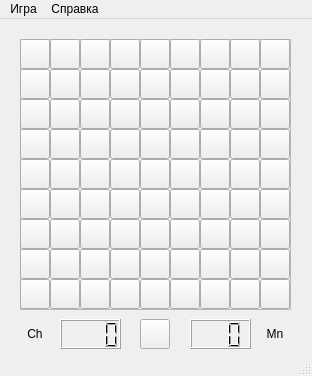
Ensin1031/QtMineSweeper, file _qt/_qt_designer/_main_window.ui: the form before one commit.
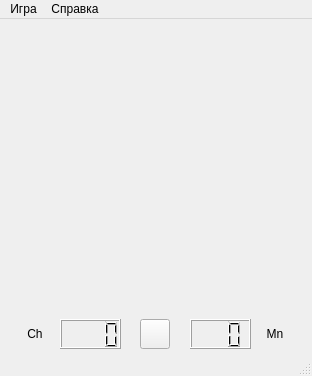
The form after the commit.

```diff
--- a/_qt/_qt_designer/_main_window.ui
+++ b/_qt/_qt_designer/_main_window.ui
@@ -14,1081 +14,28 @@
    <string>MainWindow</string>
   </property>
   <widget class="QWidget" name="centralwidget">
-   <widget class="QFrame" name="frameMainGame">
-    <property name="geometry">
-     <rect>
-      <x>20</x>
-      <y>20</y>
-      <width>271</width>
-      <height>271</height>
-     </rect>
-    </property>
-    <property name="frameShape">
-     <enum>QFrame::StyledPanel</enum>
-    </property>
-    <property name="frameShadow">
-     <enum>QFrame::Sunken</enum>
-    </property>
-    <property name="lineWidth">
-     <number>1</number>
-    </property>
-    <property name="midLineWidth">
-     <number>0</number>
-    </property>
-    <widget class="QPushButton" name="pushButton_001">
-     <property name="geometry">
-      <rect>
-       <x>0</x>
-       <y>0</y>
-       <width>30</width>
-       <height>30</height>
-      </rect>
-     </property>
-     <property name="text">
-      <string/>
-     </property>
-    </widget>
-    <widget class="QPushButton" name="pushButton_002">
-     <property name="geometry">
-      <rect>
-       <x>0</x>
-       <y>30</y>
-       <width>30</width>
-       <height>30</height>
-      </rect>
-     </property>
-     <property name="text">
-      <string/>
-     </property>
-    </widget>
-    <widget class="QPushButton" name="pushButton_003">
-     <property name="geometry">
-      <rect>
-       <x>0</x>
-       <y>60</y>
-       <width>30</width>
-       <height>30</height>
-      </rect>
-     </property>
-     <property name="text">
-      <string/>
-     </property>
-    </widget>
-    <widget class="QPushButton" name="pushButton_004">
-     <property name="geometry">
-      <rect>
-       <x>0</x>
-       <y>90</y>
-       <width>30</width>
-       <height>30</height>
-      </rect>
-     </property>
-     <property name="text">
-      <string/>
-     </property>
-    </widget>
-    <widget class="QPushButton" name="pushButton_005">
-     <property name="geometry">
-      <rect>
-       <x>0</x>
-       <y>120</y>
-       <width>30</width>
-       <height>30</height>
-      </rect>
-     </property>
-     <property name="text">
-      <string/>
-     </property>
-    </widget>
-    <widget class="QPushButton" name="pushButton_006">
-     <property name="geometry">
-      <rect>
-       <x>0</x>
-       <y>150</y>
-       <width>30</width>
-       <height>30</height>
-      </rect>
-     </property>
-     <property name="text">
-      <string/>
-     </property>
-    </widget>
-    <widget class="QPushButton" name="pushButton_007">
-     <property name="geometry">
-      <rect>
-       <x>0</x>
-       <y>180</y>
-       <width>30</width>
-       <height>30</height>
-      </rect>
-     </property>
-     <property name="text">
-      <string/>
-     </property>
-    </widget>
-    <widget class="QPushButton" name="pushButton_008">
-     <property name="geometry">
-      <rect>
-       <x>0</x>
-       <y>210</y>
-       <width>30</width>
-       <height>30</height>
-      </rect>
-     </property>
-     <property name="text">
-      <string/>
-     </property>
-    </widget>
-    <widget class="QPushButton" name="pushButton_009">
-     <property name="geometry">
-      <rect>
-       <x>0</x>
-       <y>240</y>
-       <width>30</width>
-       <height>30</height>
-      </rect>
-     </property>
-     <property name="text">
-      <string/>
-     </property>
-    </widget>
-    <widget class="QPushButton" name="pushButton_010">
-     <property name="geometry">
-      <rect>
-       <x>30</x>
-       <y>0</y>
-       <width>30</width>
-       <height>30</height>
-      </rect>
-     </property>
-     <property name="text">
-      <string/>
-     </property>
-    </widget>
-    <widget class="QPushButton" name="pushButton_011">
-     <property name="geometry">
-      <rect>
-       <x>30</x>
-       <y>30</y>
-       <width>30</width>
-       <height>30</height>
-      </rect>
-     </property>
-     <property name="text">
-      <string/>
-     </property>
-    </widget>
-    <widget class="QPushButton" name="pushButton_012">
-     <property name="geometry">
-      <rect>
-       <x>30</x>
-       <y>60</y>
-       <width>30</width>
-       <height>30</height>
-      </rect>
-     </property>
-     <property name="text">
-      <string/>
-     </property>
-    </widget>
-    <widget class="QPushButton" name="pushButton_013">
-     <property name="geometry">
-      <rect>
-       <x>30</x>
-       <y>90</y>
-       <width>30</width>
-       <height>30</height>
-      </rect>
-     </property>
-     <property name="text">
-      <string/>
-     </property>
-    </widget>
-    <widget class="QPushButton" name="pushButton_014">
-     <property name="geometry">
-      <rect>
-       <x>30</x>
-       <y>120</y>
-       <width>30</width>
-       <height>30</height>
-      </rect>
-     </property>
-     <property name="text">
-      <string/>
-     </property>
-    </widget>
-    <widget class="QPushButton" name="pushButton_015">
-     <property name="geometry">
-      <rect>
-       <x>30</x>
-       <y>150</y>
-       <width>30</width>
-       <height>30</height>
-      </rect>
-     </property>
-     <property name="text">
-      <string/>
-     </property>
-    </widget>
-    <widget class="QPushButton" name="pushButton_016">
-     <property name="geometry">
-      <rect>
-       <x>30</x>
-       <y>180</y>
-       <width>30</width>
-       <height>30</height>
-      </rect>
-     </property>
-     <property name="text">
-      <string/>
-     </property>
-    </widget>
-    <widget class="QPushButton" name="pushButton_017">
-     <property name="geometry">
-      <rect>
-       <x>30</x>
-       <y>210</y>
-       <width>30</width>
-       <height>30</height>
-      </rect>
-     </property>
-     <property name="text">
-      <string/>
-     </property>
-    </widget>
-    <widget class="QPushButton" name="pushButton_018">
-     <property name="geometry">
-      <rect>
-       <x>30</x>
-       <y>240</y>
-       <width>30</width>
-       <height>30</height>
-      </rect>
-     </property>
-     <property name="text">
-      <string/>
-     </property>
-    </widget>
-    <widget class="QPushButton" name="pushButton_019">
-     <property name="geometry">
-      <rect>
-       <x>60</x>
-       <y>0</y>
-       <width>30</width>
-       <height>30</height>
-      </rect>
-     </property>
-     <property name="text">
-      <string/>
-     </property>
-    </widget>
-    <widget class="QPushButton" name="pushButton_020">
-     <property name="geometry">
-      <rect>
-       <x>60</x>
-       <y>30</y>
-       <width>30</width>
-       <height>30</height>
-      </rect>
-     </property>
-     <property name="text">
-      <string/>
-     </property>
-    </widget>
-    <widget class="QPushButton" name="pushButton_021">
-     <property name="geometry">
-      <rect>
-       <x>60</x>
-       <y>60</y>
-       <width>30</width>
-       <height>30</height>
-      </rect>
-     </property>
-     <property name="text">
-      <string/>
-     </property>
-    </widget>
-    <widget class="QPushButton" name="pushButton_022">
-     <property name="geometry">
-      <rect>
-       <x>60</x>
-       <y>90</y>
-       <width>30</width>
-       <height>30</height>
-      </rect>
-     </property>
-     <property name="text">
-      <string/>
-     </property>
-    </widget>
-    <widget class="QPushButton" name="pushButton_023">
-     <property name="geometry">
-      <rect>
-       <x>60</x>
-       <y>120</y>
-       <width>30</width>
-       <height>30</height>
-      </rect>
-     </property>
-     <property name="text">
-      <string/>
-     </property>
-    </widget>
-    <widget class="QPushButton" name="pushButton_024">
-     <property name="geometry">
-      <rect>
-       <x>60</x>
-       <y>150</y>
-       <width>30</width>
-       <height>30</height>
-      </rect>
-     </property>
-     <property name="text">
-      <string/>
-     </property>
-    </widget>
-    <widget class="QPushButton" name="pushButton_025">
-     <property name="geometry">
-      <rect>
-       <x>60</x>
-       <y>180</y>
-       <width>30</width>
-       <height>30</height>
-      </rect>
-     </property>
-     <property name="text">
-      <string/>
-     </property>
-    </widget>
-    <widget class="QPushButton" name="pushButton_026">
-     <property name="geometry">
-      <rect>
-       <x>60</x>
-       <y>210</y>
-       <width>30</width>
-       <height>30</height>
-      </rect>
-     </property>
-     <property name="text">
-      <string/>
-     </property>
-    </widget>
-    <widget class="QPushButton" name="pushButton_027">
-     <property name="geometry">
-      <rect>
-       <x>60</x>
-       <y>240</y>
-       <width>30</width>
-       <height>30</height>
-      </rect>
-     </property>
-     <property name="text">
-      <string/>
-     </property>
-    </widget>
-    <widget class="QPushButton" name="pushButton_028">
-     <property name="geometry">
-      <rect>
-       <x>90</x>
-       <y>0</y>
-       <width>30</width>
-       <height>30</height>
-      </rect>
-     </property>
-     <property name="text">
-      <string/>
-     </property>
-    </widget>
-    <widget class="QPushButton" name="pushButton_029">
-     <property name="geometry">
-      <rect>
-       <x>90</x>
-       <y>30</y>
-       <width>30</width>
-       <height>30</height>
-      </rect>
-     </property>
-     <property name="text">
-      <string/>
-     </property>
-    </widget>
-    <widget class="QPushButton" name="pushButton_030">
-     <property name="geometry">
-      <rect>
-       <x>90</x>
-       <y>60</y>
-       <width>30</width>
-       <height>30</height>
-      </rect>
-     </property>
-     <property name="text">
-      <string/>
-     </property>
-    </widget>
-    <widget class="QPushButton" name="pushButton_031">
-     <property name="geometry">
-      <rect>
-       <x>90</x>
-       <y>90</y>
-       <width>30</width>
-       <height>30</height>
-      </rect>
-     </property>
-     <property name="text">
-      <string/>
-     </property>
-    </widget>
-    <widget class="QPushButton" name="pushButton_032">
-     <property name="geometry">
-      <rect>
-       <x>90</x>
-       <y>120</y>
-       <width>30</width>
-       <height>30</height>
-      </rect>
-     </property>
-     <property name="text">
-      <string/>
-     </property>
-    </widget>
-    <widget class="QPushButton" name="pushButton_033">
-     <property name="geometry">
-      <rect>
-       <x>90</x>
-       <y>150</y>
-       <width>30</width>
-       <height>30</height>
-      </rect>
-     </property>
-     <property name="text">
-      <string/>
-     </property>
-    </widget>
-    <widget class="QPushButton" name="pushButton_034">
-     <property name="geometry">
-      <rect>
-       <x>90</x>
-       <y>180</y>
-       <width>30</width>
-       <height>30</height>
-      </rect>
-     </property>
-     <property name="text">
-      <string/>
-     </property>
-    </widget>
-    <widget class="QPushButton" name="pushButton_035">
-     <property name="geometry">
-      <rect>
-       <x>90</x>
-       <y>210</y>
-       <width>30</width>
-       <height>30</height>
-      </rect>
-     </property>
-     <property name="text">
-      <string/>
-     </property>
-    </widget>
-    <widget class="QPushButton" name="pushButton_036">
-     <property name="geometry">
-      <rect>
-       <x>90</x>
-       <y>240</y>
-       <width>30</width>
-       <height>30</height>
-      </rect>
-     </property>
-     <property name="text">
-      <string/>
-     </property>
-    </widget>
-    <widget class="QPushButton" name="pushButton_037">
-     <property name="geometry">
-      <rect>
-       <x>120</x>
-       <y>0</y>
-       <width>30</width>
-       <height>30</height>
-      </rect>
-     </property>
-     <property name="text">
-      <string/>
-     </property>
-    </widget>
-    <widget class="QPushButton" name="pushButton_038">
-     <property name="geometry">
-      <rect>
-       <x>120</x>
-       <y>30</y>
-       <width>30</width>
-       <height>30</height>
-      </rect>
-     </property>
-     <property name="text">
-      <string/>
-     </property>
-    </widget>
-    <widget class="QPushButton" name="pushButton_039">
-     <property name="geometry">
-      <rect>
-       <x>120</x>
-       <y>60</y>
-       <width>30</width>
-       <height>30</height>
-      </rect>
-     </property>
-     <property name="text">
-      <string/>
-     </property>
-    </widget>
-    <widget class="QPushButton" name="pushButton_040">
-     <property name="geometry">
-      <rect>
-       <x>120</x>
-       <y>90</y>
-       <width>30</width>
-       <height>30</height>
-      </rect>
-     </property>
-     <property name="text">
-      <string/>
-     </property>
-    </widget>
-    <widget class="QPushButton" name="pushButton_041">
-     <property name="geometry">
-      <rect>
-       <x>120</x>
-       <y>120</y>
-       <width>30</width>
-       <height>30</height>
-      </rect>
-     </property>
-     <property name="text">
-      <string/>
-     </property>
-    </widget>
-    <widget class="QPushButton" name="pushButton_042">
-     <property name="geometry">
-      <rect>
-       <x>120</x>
-       <y>150</y>
-       <width>30</width>
-       <height>30</height>
-      </rect>
-     </property>
-     <property name="text">
-      <string/>
-     </property>
-    </widget>
-    <widget class="QPushButton" name="pushButton_043">
-     <property name="geometry">
-      <rect>
-       <x>120</x>
-       <y>180</y>
-       <width>30</width>
-       <height>30</height>
-      </rect>
-     </property>
-     <property name="text">
-      <string/>
-     </property>
-    </widget>
-    <widget class="QPushButton" name="pushButton_044">
-     <property name="geometry">
-      <rect>
-       <x>120</x>
-       <y>210</y>
-       <width>30</width>
-       <height>30</height>
-      </rect>
-     </property>
-     <property name="text">
-      <string/>
-     </property>
-    </widget>
-    <widget class="QPushButton" name="pushButton_045">
-     <property name="geometry">
-      <rect>
-       <x>120</x>
-       <y>240</y>
-       <width>30</width>
-       <height>30</height>
-      </rect>
-     </property>
-     <property name="text">
-      <string/>
-     </property>
-    </widget>
-    <widget class="QPushButton" name="pushButton_046">
-     <property name="geometry">
-      <rect>
-       <x>150</x>
-       <y>0</y>
-       <width>30</width>
-       <height>30</height>
-      </rect>
-     </property>
-     <property name="text">
-      <string/>
-     </property>
-    </widget>
-    <widget class="QPushButton" name="pushButton_047">
-     <property name="geometry">
-      <rect>
-       <x>150</x>
-       <y>30</y>
-       <width>30</width>
-       <height>30</height>
-      </rect>
-     </property>
-     <property name="text">
-      <string/>
-     </property>
-    </widget>
-    <widget class="QPushButton" name="pushButton_048">
-     <property name="geometry">
-      <rect>
-       <x>150</x>
-       <y>60</y>
-       <width>30</width>
-       <height>30</height>
-      </rect>
-     </property>
-     <property name="text">
-      <string/>
-     </property>
-    </widget>
-    <widget class="QPushButton" name="pushButton_049">
-     <property name="geometry">
-      <rect>
-       <x>150</x>
-       <y>90</y>
-       <width>30</width>
-       <height>30</height>
-      </rect>
-     </property>
-     <property name="text">
-      <string/>
-     </property>
-    </widget>
-    <widget class="QPushButton" name="pushButton_050">
-     <property name="geometry">
-      <rect>
-       <x>150</x>
-       <y>120</y>
-       <width>30</width>
-       <height>30</height>
-      </rect>
-     </property>
-     <property name="text">
-      <string/>
-     </property>
-    </widget>
-    <widget class="QPushButton" name="pushButton_051">
-     <property name="geometry">
-      <rect>
-       <x>150</x>
-       <y>150</y>
-       <width>30</width>
-       <height>30</height>
-      </rect>
-     </property>
-     <property name="text">
-      <string/>
-     </property>
-    </widget>
-    <widget class="QPushButton" name="pushButton_052">
-     <property name="geometry">
-      <rect>
-       <x>150</x>
-       <y>180</y>
-       <width>30</width>
-       <height>30</height>
-      </rect>
-     </property>
-     <property name="text">
-      <string/>
-     </property>
-    </widget>
-    <widget class="QPushButton" name="pushButton_053">
-     <property name="geometry">
-      <rect>
-       <x>150</x>
-       <y>210</y>
-       <width>30</width>
-       <height>30</height>
-      </rect>
-     </property>
-     <property name="text">
-      <string/>
-     </property>
-    </widget>
-    <widget class="QPushButton" name="pushButton_054">
-     <property name="geometry">
-      <rect>
-       <x>150</x>
-       <y>240</y>
-       <width>30</width>
-       <height>30</height>
-      </rect>
-     </property>
-     <property name="text">
-      <string/>
-     </property>
-    </widget>
-    <widget class="QPushButton" name="pushButton_055">
-     <property name="geometry">
-      <rect>
-       <x>180</x>
-       <y>0</y>
-       <width>30</width>
-       <height>30</height>
-      </rect>
-     </property>
-     <property name="text">
-      <string/>
-     </property>
-    </widget>
-    <widget class="QPushButton" name="pushButton_056">
-     <property name="geometry">
-      <rect>
-       <x>180</x>
-       <y>30</y>
-       <width>30</width>
-       <height>30</height>
-      </rect>
-     </property>
-     <property name="text">
-      <string/>
-     </property>
-    </widget>
-    <widget class="QPushButton" name="pushButton_057">
-     <property name="geometry">
-      <rect>
-       <x>180</x>
-       <y>60</y>
-       <width>30</width>
-       <height>30</height>
-      </rect>
-     </property>
-     <property name="text">
-      <string/>
-     </property>
-    </widget>
-    <widget class="QPushButton" name="pushButton_058">
-     <property name="geometry">
-      <rect>
-       <x>180</x>
-       <y>90</y>
-       <width>30</width>
-       <height>30</height>
-      </rect>
-     </property>
-     <property name="text">
-      <string/>
-     </property>
-    </widget>
-    <widget class="QPushButton" name="pushButton_059">
-     <property name="geometry">
-      <rect>
-       <x>180</x>
-       <y>120</y>
-       <width>30</width>
-       <height>30</height>
-      </rect>
-     </property>
-     <property name="text">
-      <string/>
-     </property>
-    </widget>
-    <widget class="QPushButton" name="pushButton_060">
-     <property name="geometry">
-      <rect>
-       <x>180</x>
-       <y>150</y>
-       <width>30</width>
-       <height>30</height>
-      </rect>
-     </property>
-     <property name="text">
-      <string/>
-     </property>
-    </widget>
-    <widget class="QPushButton" name="pushButton_061">
-     <property name="geometry">
-      <rect>
-       <x>180</x>
-       <y>180</y>
-       <width>30</width>
-       <height>30</height>
-      </rect>
-     </property>
-     <property name="text">
-      <string/>
-     </property>
-    </widget>
-    <widget class="QPushButton" name="pushButton_062">
-     <property name="geometry">
-      <rect>
-       <x>180</x>
-       <y>210</y>
-       <width>30</width>
-       <height>30</height>
-      </rect>
-     </property>
-     <property name="text">
-      <string/>
-     </property>
-    </widget>
-    <widget class="QPushButton" name="pushButton_063">
-     <property name="geometry">
-      <rect>
-       <x>180</x>
-       <y>240</y>
-       <width>30</width>
-       <height>30</height>
-      </rect>
-     </property>
-     <property name="text">
-      <string/>
-     </property>
-    </widget>
-    <widget class="QPushButton" name="pushButton_064">
-     <property name="geometry">
-      <rect>
-       <x>210</x>
-       <y>0</y>
-       <width>30</width>
-       <height>30</height>
-      </rect>
-     </property>
-     <property name="text">
-      <string/>
-     </property>
-    </widget>
-    <widget class="QPushButton" name="pushButton_065">
-     <property name="geometry">
-      <rect>
-       <x>210</x>
-       <y>30</y>
-       <width>30</width>
-       <height>30</height>
-      </rect>
-     </property>
-     <property name="text">
-      <string/>
-     </property>
-    </widget>
-    <widget class="QPushButton" name="pushButton_066">
-     <property name="geometry">
-      <rect>
-       <x>210</x>
-       <y>60</y>
-       <width>30</width>
-       <height>30</height>
-      </rect>
-     </property>
-     <property name="text">
-      <string/>
-     </property>
-    </widget>
-    <widget class="QPushButton" name="pushButton_067">
-     <property name="geometry">
-      <rect>
-       <x>210</x>
-       <y>90</y>
-       <width>30</width>
-       <height>30</height>
-      </rect>
-     </property>
-     <property name="text">
-      <string/>
-     </property>
-    </widget>
-    <widget class="QPushButton" name="pushButton_068">
-     <property name="geometry">
-      <rect>
-       <x>210</x>
-       <y>120</y>
-       <width>30</width>
-       <height>30</height>
-      </rect>
-     </property>
-     <property name="text">
-      <string/>
-     </property>
-    </widget>
-    <widget class="QPushButton" name="pushButton_069">
-     <property name="geometry">
-      <rect>
-       <x>210</x>
-       <y>150</y>
-       <width>30</width>
-       <height>30</height>
-      </rect>
-     </property>
-     <property name="text">
-      <string/>
-     </property>
-    </widget>
-    <widget class="QPushButton" name="pushButton_070">
-     <property name="geometry">
-      <rect>
-       <x>210</x>
-       <y>180</y>
-       <width>30</width>
-       <height>30</height>
-      </rect>
-     </property>
-     <property name="text">
-      <string/>
-     </property>
-    </widget>
-    <widget class="QPushButton" name="pushButton_071">
-     <property name="geometry">
-      <rect>
-       <x>210</x>
-       <y>210</y>
-       <width>30</width>
-       <height>30</height>
-      </rect>
-     </property>
-     <property name="text">
-      <string/>
-     </property>
-    </widget>
-    <widget class="QPushButton" name="pushButton_072">
-     <property name="geometry">
-      <rect>
-       <x>210</x>
-       <y>240</y>
-       <width>30</width>
-       <height>30</height>
-      </rect>
-     </property>
-     <property name="text">
-      <string/>
-     </property>
-    </widget>
-    <widget class="QPushButton" name="pushButton_073">
-     <property name="geometry">
-      <rect>
-       <x>240</x>
-       <y>0</y>
-       <width>30</width>
-       <height>30</height>
-      </rect>
-     </property>
-     <property name="text">
-      <string/>
-     </property>
-    </widget>
-    <widget class="QPushButton" name="pushButton_074">
-     <property name="geometry">
-      <rect>
-       <x>240</x>
-       <y>30</y>
-       <width>30</width>
-       <height>30</height>
-      </rect>
-     </property>
-     <property name="text">
-      <string/>
-     </property>
-    </widget>
-    <widget class="QPushButton" name="pushButton_075">
-     <property name="geometry">
-      <rect>
-       <x>240</x>
-       <y>60</y>
-       <width>30</width>
-       <height>30</height>
-      </rect>
-     </property>
-     <property name="text">
-      <string/>
-     </property>
-    </widget>
-    <widget class="QPushButton" name="pushButton_076">
-     <property name="geometry">
-      <rect>
-       <x>240</x>
-       <y>90</y>
-       <width>30</width>
-       <height>30</height>
-      </rect>
-     </property>
-     <property name="text">
-      <string/>
-     </property>
-    </widget>
-    <widget class="QPushButton" name="pushButton_077">
-     <property name="geometry">
-      <rect>
-       <x>240</x>
-       <y>120</y>
-       <width>30</width>
-       <height>30</height>
-      </rect>
-     </property>
-     <property name="text">
-      <string/>
-     </property>
-    </widget>
-    <widget class="QPushButton" name="pushButton_078">
-     <property name="geometry">
-      <rect>
-       <x>240</x>
-       <y>150</y>
-       <width>30</width>
-       <height>30</height>
-      </rect>
-     </property>
-     <property name="text">
-      <string/>
-     </property>
-    </widget>
-    <widget class="QPushButton" name="pushButton_079">
-     <property name="geometry">
-      <rect>
-       <x>240</x>
-       <y>180</y>
-       <width>30</width>
-       <height>30</height>
-      </rect>
-     </property>
-     <property name="text">
-      <string/>
-     </property>
-    </widget>
-    <widget class="QPushButton" name="pushButton_080">
-     <property name="geometry">
-      <rect>
-       <x>240</x>
-       <y>210</y>
-       <width>30</width>
-       <height>30</height>
-      </rect>
-     </property>
-     <property name="text">
-      <string/>
-     </property>
-    </widget>
-    <widget class="QPushButton" name="pushButton_081">
-     <property name="geometry">
-      <rect>
-       <x>240</x>
-       <y>240</y>
-       <width>30</width>
-       <height>30</height>
-      </rect>
-     </property>
-     <property name="text">
-      <string/>
-     </property>
-    </widget>
-   </widget>
+<!--   <widget class="QFrame" name="frameMainGame">-->
+<!--    <property name="geometry">-->
+<!--     <rect>-->
+<!--      <x>20</x>-->
+<!--      <y>20</y>-->
+<!--      <width>271</width>-->
+<!--      <height>271</height>-->
+<!--     </rect>-->
+<!--    </property>-->
+<!--    <property name="frameShape">-->
+<!--     <enum>QFrame::StyledPanel</enum>-->
+<!--    </property>-->
+<!--    <property name="frameShadow">-->
+<!--     <enum>QFrame::Sunken</enum>-->
+<!--    </property>-->
+<!--    <property name="lineWidth">-->
+<!--     <number>5</number>-->
+<!--    </property>-->
+<!--    <property name="midLineWidth">-->
+<!--     <number>10</number>-->
+<!--    </property>-->
+<!--   </widget>-->
    <widget class="QPushButton" name="pushButtonPlayOrPause">
     <property name="geometry">
      <rect>
```
